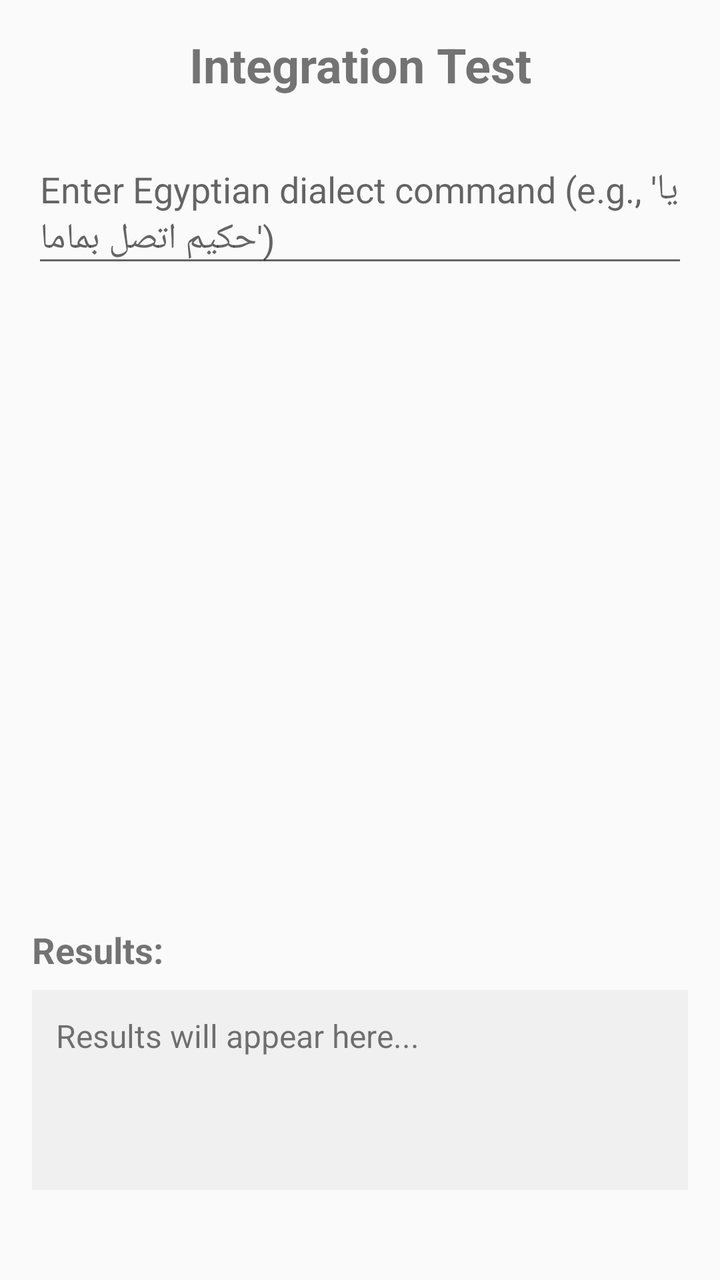
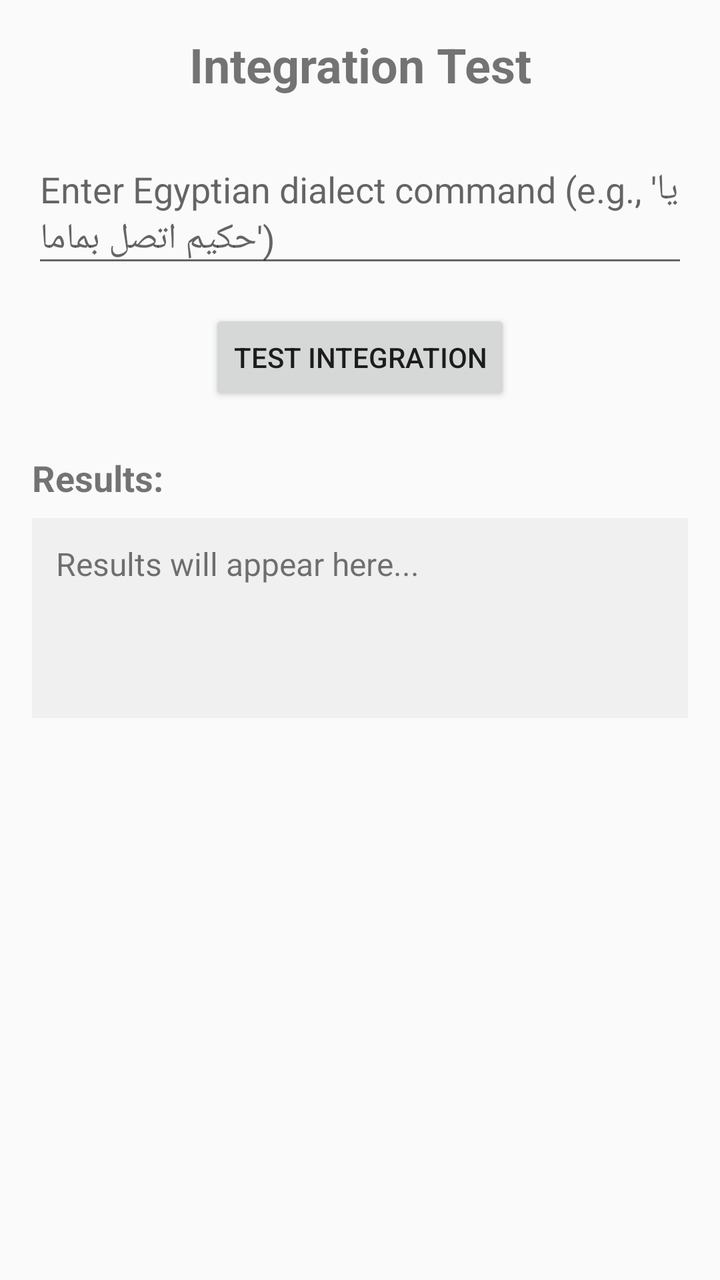

Screens rendered from an Android XML layout before and after an edit, with the pre-edit source and the edit as a unified diff.
<!-- AndroidManifest.xml: activity theme Theme.AppCompat.Light.DarkActionBar -->
<!-- res/layout/activity_integration_test.xml -->
<?xml version="1.0" encoding="utf-8"?>
<LinearLayout xmlns:android="http://schemas.android.com/apk/res/android"
    android:layout_width="match_parent"
    android:layout_height="match_parent"
    android:orientation="vertical"
    android:padding="16dp">

    <TextView
        android:layout_width="match_parent"
        android:layout_height="wrap_content"
        android:text="Integration Test"
        android:textSize="24sp"
        android:textStyle="bold"
        android:gravity="center"
        android:layout_marginBottom="24dp" />

    <EditText
        android:id="@+id/inputEditText"
        android:layout_width="match_parent"
        android:layout_height="wrap_content"
        android:hint="Enter Egyptian dialect command (e.g., 'يا حكيم اتصل بماما')"
        android:minLines="2"
        android:maxLines="4"
        android:scrollbars="vertical"
        android:layout_marginBottom="16dp" />

    <Button
        android:id="@+id/testButton"
        android:layout_width="match_content"
        android:layout_height="wrap_content"
        android:text="Test Integration"
        android:layout_gravity="center"
        android:layout_marginBottom="24dp" />

    <TextView
        android:layout_width="match_parent"
        android:layout_height="wrap_content"
        android:text="Results:"
        android:textSize="18sp"
        android:textStyle="bold"
        android:layout_marginBottom="8dp" />

    <ScrollView
        android:layout_width="match_parent"
        android:layout_height="0dp"
        android:layout_weight="1">

        <TextView
            android:id="@+id/resultTextView"
            android:layout_width="match_parent"
            android:layout_height="wrap_content"
            android:text="Results will appear here..."
            android:textSize="16sp"
            android:background="#f0f0f0"
            android:padding="12dp"
            android:minHeight="100dp" />

    </ScrollView>

</LinearLayout>
<!-- resources referenced by this layout -->
<resources>

</resources>

<!-- the commit's change to res/layout/activity_integration_test.xml (unified diff, before → after) -->
@@ -26,7 +26,7 @@
 
     <Button
         android:id="@+id/testButton"
-        android:layout_width="match_content"
+        android:layout_width="wrap_content"
         android:layout_height="wrap_content"
         android:text="Test Integration"
         android:layout_gravity="center"
